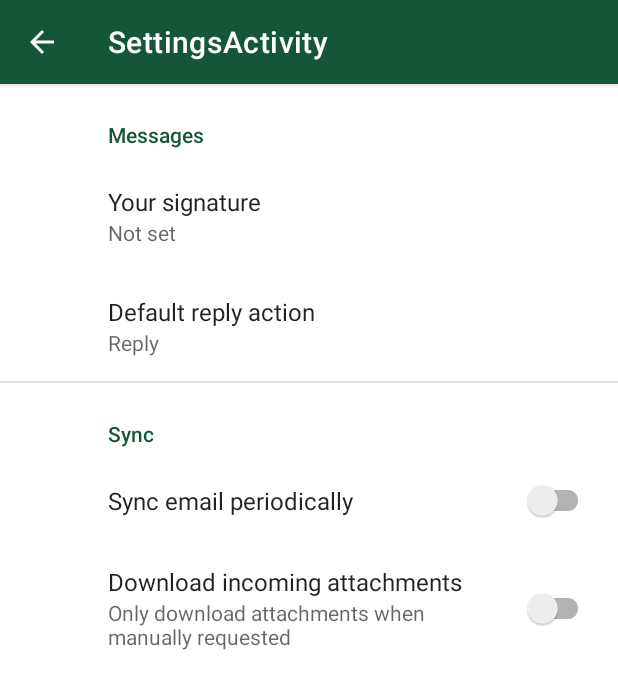
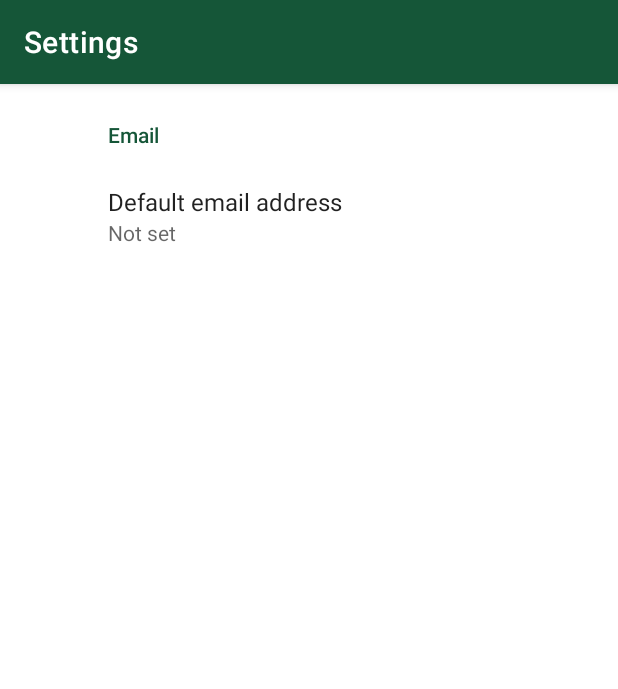
Before and after one commit to isaacy2012/IDScanner-Legacy, an Android app: the SettingsActivity screen opened directly, with no data from a screen before it, on a phone screen of 412 x 824 dp. Shown: the top 689 px of the screen. Run offline under Robolectric (Android 15) with nearby library versions, the phone set to English and light mode, and no system bars; our stand-ins replace androidx.preference.

Commit message:
Moved clear all and settings to sub-menu on homescreen

```diff
--- a/app/src/main/AndroidManifest.xml
+++ b/app/src/main/AndroidManifest.xml
@@ -13,7 +13,7 @@
         android:theme="@style/Theme.IDScanner">
         <activity
             android:name=".activities.SettingsActivity"
-            android:label="@string/title_activity_settings"></activity>
+            android:label="@string/title_activity_settings" />
         <activity
             android:name=".activities.MainActivity"
             android:label="@string/app_name"
--- a/app/src/main/java/com/comp103/idscanner/activities/MainActivity.kt
+++ b/app/src/main/java/com/comp103/idscanner/activities/MainActivity.kt
@@ -163,6 +163,11 @@ class MainActivity : AppCompatActivity() {
                 askToClearIds()
                 true
             }
+            R.id.action_settings -> {
+                val intent = Intent(this, SettingsActivity::class.java)
+                startActivity(intent)
+                true
+            }
             else -> super.onOptionsItemSelected(item)
         }
     }
--- a/app/src/main/java/com/comp103/idscanner/activities/SettingsActivity.kt
+++ b/app/src/main/java/com/comp103/idscanner/activities/SettingsActivity.kt
@@ -23,7 +23,7 @@ class SettingsActivity : AppCompatActivity() {
                 .replace(R.id.settings, SettingsFragment())
                 .commit()
         }
-        supportActionBar?.setDisplayHomeAsUpEnabled(true)
+        supportActionBar?.setDisplayHomeAsUpEnabled(false)
     }
 
     class SettingsFragment : PreferenceFragmentCompat() {
--- a/app/src/main/res/values/strings.xml
+++ b/app/src/main/res/values/strings.xml
@@ -10,25 +10,20 @@
     <string name="hello_first_fragment">Hello first fragment</string>
     <string name="hello_second_fragment">Hello second fragment. Arg: %1$s</string>
     <string name="no_email_error_message">No email application found</string>
-    <string name="sp_items">sp_items</string>
     <string name="warning_no_sp">Couldn\'t find SharedPreferences. Do not close the app, or all data will be lost!</string>
     <string name="action_send">Send Email</string>
     <string name="action_clear">Clear Data</string>
     <string name="action_add_manually">Add Manually</string>
-    <string name="title_activity_settings">SettingsActivity</string>
+    <string name="title_activity_settings">Settings</string>
 
     <!-- Preference Titles -->
-    <string name="messages_header">Messages</string>
-    <string name="sync_header">Sync</string>
+    <string name="settings_email_header">Email</string>
+
+    <!-- SharedPreferences keys -->
+    <string name="sp_items">sp_items</string>
+    <string name="sp_default_email_address">sp_default_email_address</string>
 
     <!-- Messages Preferences -->
-    <string name="signature_title">Your signature</string>
-    <string name="reply_title">Default reply action</string>
+    <string name="default_email_address">Default email address</string>
 
-    <!-- Sync Preferences -->
-    <string name="sync_title">Sync email periodically</string>
-    <string name="attachment_title">Download incoming attachments</string>
-    <string name="attachment_summary_on">Automatically download attachments for incoming emails
-    </string>
-    <string name="attachment_summary_off">Only download attachments when manually requested</string>
 </resources>
--- a/app/src/main/res/values/themes.xml
+++ b/app/src/main/res/values/themes.xml
@@ -13,6 +13,11 @@
         <item name="android:statusBarColor" tools:targetApi="l">?attr/colorPrimaryVariant</item>
         <!-- Customize your theme here. -->
         <item name="colorOnCard">#F6F6F6</item>
+        <item name="alertDialogTheme">@style/AppTheme.AlertDialogTheme</item>
+    </style>
+
+    <style name="AppTheme.AlertDialogTheme" parent="ThemeOverlay.MaterialComponents.MaterialAlertDialog">
+        <item name="dialogCornerRadius">10dp</item>
     </style>
 
     <style name="CardView.DayNight" parent="CardView.Light" />
@@ -21,6 +26,8 @@
         <item name="windowActionBar">false</item>
         <item name="windowNoTitle">true</item>
     </style>
+
+
 
     <style name="MaterialAlertDialog.Rounded" parent="ThemeOverlay.MaterialComponents.MaterialAlertDialog">
         <item name="shapeAppearanceOverlay">
--- a/app/src/main/res/xml/root_preferences.xml
+++ b/app/src/main/res/xml/root_preferences.xml
@@ -1,35 +1,12 @@
 <PreferenceScreen xmlns:app="http://schemas.android.com/apk/res-auto">
 
-    <PreferenceCategory app:title="@string/messages_header">
+    <PreferenceCategory app:title="@string/settings_email_header">
 
         <EditTextPreference
-            app:key="signature"
-            app:title="@string/signature_title"
-            app:useSimpleSummaryProvider="true" />
-
-        <ListPreference
-            app:defaultValue="reply"
-            app:entries="@array/reply_entries"
-            app:entryValues="@array/reply_values"
-            app:key="reply"
-            app:title="@string/reply_title"
+            app:key="@string/sp_default_email_address"
+            app:title="@string/default_email_address"
             app:useSimpleSummaryProvider="true" />
 
     </PreferenceCategory>
 
-    <PreferenceCategory app:title="@string/sync_header">
-
-        <SwitchPreferenceCompat
-            app:key="sync"
-            app:title="@string/sync_title" />
-
-        <SwitchPreferenceCompat
-            app:dependency="sync"
-            app:key="attachment"
-            app:summaryOff="@string/attachment_summary_off"
-            app:summaryOn="@string/attachment_summary_on"
-            app:title="@string/attachment_title" />
-
-    </PreferenceCategory>
-
 </PreferenceScreen>
```
Also changed, not shown: app/src/main/res/drawable/ic_baseline_delete_sweep_24.xml (deleted, +0 -10 lines), app/src/main/res/menu/menu_main.xml (+6 -2 lines).
